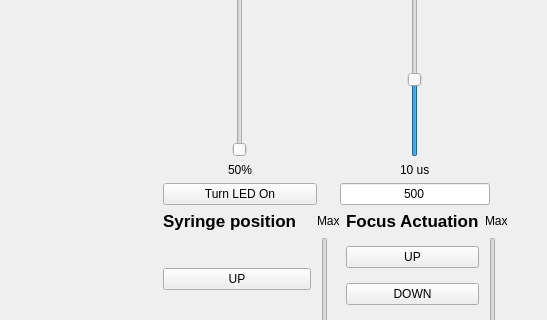
First picture: the form in ulc_mm_package/QtGUI/liveview.ui, repository czbiohub-sf/ulc-malaria-scope, before the edit; both pictures show x 839 to 1386 and y 131 to 451 of the 1386 by 855 pixel window.
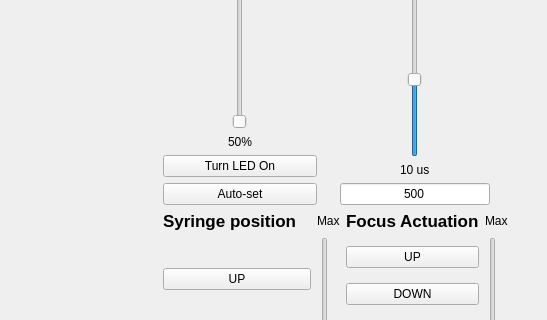
Second picture: the form after the edit. Custom widgets are drawn as their Qt base class.

Commit message: Autobrightness control added to GUI.

```diff
--- a/ulc_mm_package/QtGUI/liveview.ui
+++ b/ulc_mm_package/QtGUI/liveview.ui
@@ -439,11 +439,42 @@
         </item>
         <item>
          <widget class="QPushButton" name="btnLEDToggle">
+          <property name="sizePolicy">
+           <sizepolicy hsizetype="Fixed" vsizetype="Fixed">
+            <horstretch>0</horstretch>
+            <verstretch>0</verstretch>
+           </sizepolicy>
+          </property>
+          <property name="maximumSize">
+           <size>
+            <width>350</width>
+            <height>16777215</height>
+           </size>
+          </property>
           <property name="text">
            <string>Turn LED On</string>
           </property>
          </widget>
         </item>
+        <item>
+         <widget class="QPushButton" name="btnAutobrightness">
+          <property name="sizePolicy">
+           <sizepolicy hsizetype="Fixed" vsizetype="Fixed">
+            <horstretch>0</horstretch>
+            <verstretch>0</verstretch>
+           </sizepolicy>
+          </property>
+          <property name="maximumSize">
+           <size>
+            <width>350</width>
+            <height>16777215</height>
+           </size>
+          </property>
+          <property name="text">
+           <string>Auto-set</string>
+          </property>
+         </widget>
+        </item>
        </layout>
       </item>
       <item row="0" column="2">
```
The commit also changes 2 other files.
